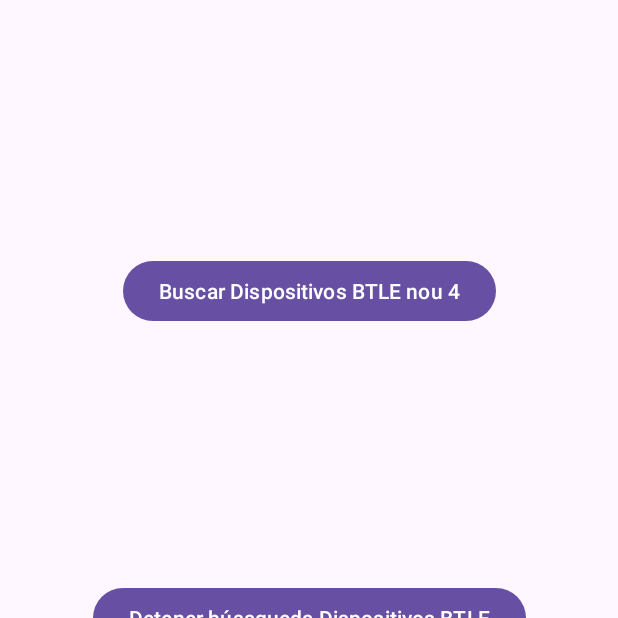
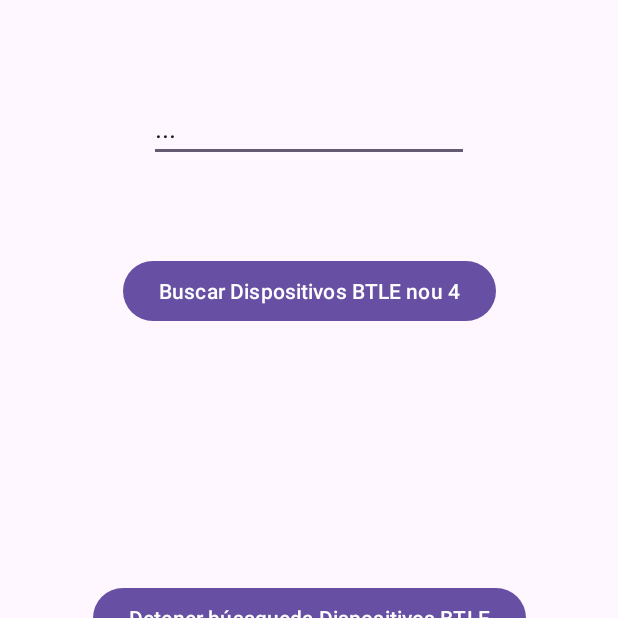
Before and after one commit to victormnt37/Proyecto-Biometria, an Android app: the screen it shows after launch (MainActivity), on a phone screen of 412 x 824 dp, the top half of it. Run offline under Robolectric (Android 15) with nearby library versions, the phone set to English and light mode, and no system bars.

Commit message:
feat: android data filter and log

```diff
--- a/src/telefono/BTLEConnVictorMorant/app/src/main/java/com/example/victormorantfaus/MainActivity.java
+++ b/src/telefono/BTLEConnVictorMorant/app/src/main/java/com/example/victormorantfaus/MainActivity.java
@@ -12,12 +12,14 @@ import android.os.Bundle;
 import android.os.ParcelUuid;
 import android.util.Log;
 import android.view.View;
+import android.widget.EditText;
 
 import androidx.appcompat.app.AppCompatActivity;
 import androidx.core.app.ActivityCompat;
 import androidx.core.content.ContextCompat;
 
 import java.util.List;
+import java.util.Objects;
 import java.util.UUID;
 
 // ------------------------------------------------------------------
@@ -30,6 +32,10 @@ public class MainActivity extends AppCompatActivity {
     private static final String ETIQUETA_LOG = ">>>>";
 
     private static final int CODIGO_PETICION_PERMISOS = 11223344;
+
+    private EditText ultimaMedicion = null;
+
+    private static final String nombreDispositivo = "Victor Morant";
 
     // --------------------------------------------------------------
     // --------------------------------------------------------------
@@ -123,7 +129,17 @@ public class MainActivity extends AppCompatActivity {
             Log.d(ETIQUETA_LOG, " txPower  = " + Integer.toHexString(tib.getTxPower()) + " ( " + tib.getTxPower() + " )");
             Log.d(ETIQUETA_LOG, " ****************************************************");
 
-            // TODO: añadir un condicional buscando nombre o algún otro parametro y verificar que se envian a firebase
+            int major = Utilidades.bytesToInt(tib.getMajor());
+            int minor = Utilidades.bytesToInt(tib.getMinor());
+
+            try {
+                if (Objects.equals(bluetoothDevice.getName(), nombreDispositivo)) {
+                    // Actualiza el EditText si major o minor tienen contenido
+                    if (major != 0 || minor != 0) {
+                        String texto = "Major: " + major + " | Minor: " + minor;
+                        runOnUiThread(() -> ultimaMedicion.setText(texto));
+                    }
+
                     // Enviar a Firebase
                     FirebaseHelper firebaseHelper = new FirebaseHelper();
                     firebaseHelper.enviarMedicion(
@@ -132,6 +148,10 @@ public class MainActivity extends AppCompatActivity {
                             Utilidades.bytesToInt(tib.getMinor()),
                             resultado.getRssi()
                     );
+                }
+            } catch (SecurityException e) {
+                Log.e(ETIQUETA_LOG, "No tienes permisos para inicializar el Bluetooth", e);
+            }
         }else {
             Log.d(ETIQUETA_LOG, "UUID invalido");
         }
@@ -282,6 +302,8 @@ public class MainActivity extends AppCompatActivity {
         super.onCreate(savedInstanceState);
         setContentView(R.layout.activity_main);
 
+        ultimaMedicion = findViewById(R.id.ultimaMedicion);
+
         Log.d(ETIQUETA_LOG, " onCreate(): empieza ");
 
         inicializarBlueTooth();
--- a/src/telefono/BTLEConnVictorMorant/app/src/main/res/layout/activity_main.xml
+++ b/src/telefono/BTLEConnVictorMorant/app/src/main/res/layout/activity_main.xml
@@ -48,5 +48,18 @@
             app:layout_constraintStart_toStartOf="parent"
             app:layout_constraintTop_toBottomOf="@+id/botonDetenerBusquedaDispositivosBTLE" />
 
+        <EditText
+            android:id="@+id/ultimaMedicion"
+            android:layout_width="wrap_content"
+            android:layout_height="wrap_content"
+            android:editable="false"
+            android:ems="10"
+            android:inputType="text"
+            android:text="..."
+            app:layout_constraintBottom_toTopOf="@+id/botonBuscarDispositivosBTLE"
+            app:layout_constraintEnd_toEndOf="parent"
+            app:layout_constraintStart_toStartOf="parent"
+            app:layout_constraintTop_toTopOf="parent" />
+
     </androidx.constraintlayout.widget.ConstraintLayout>
 </android.widget.LinearLayout>
```
Lines whose indentation alone changed are shown as unchanged.
